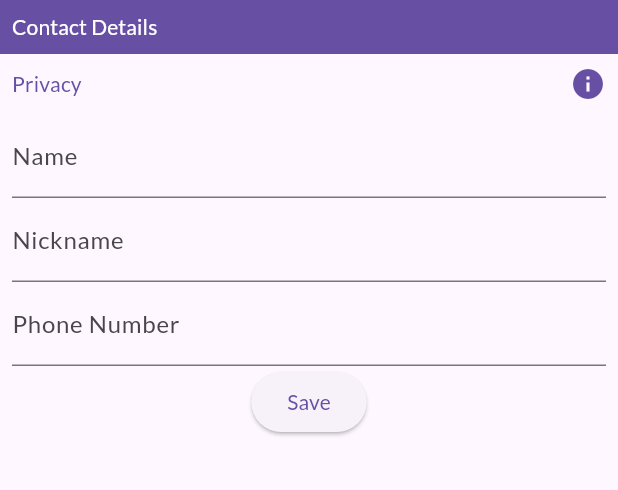
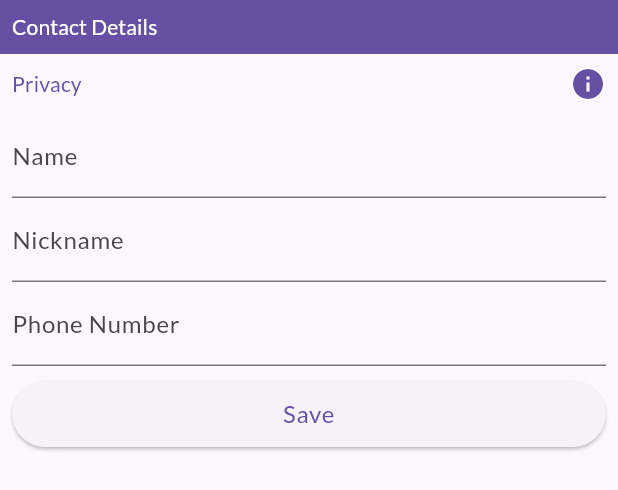
Before and after one commit to jennyinf/INF_radioapps_flutter, a Flutter app: the SettingsPage widget shown alone on an empty page, opened directly, on a phone screen of 412 x 824 dp. Shown: the top 490 px of the screen. Run offline on Flutter 3.47's test engine with Material 3 defaults, Android fonts, the phone set to English and light mode, and no system bars; our stand-ins replace device_info_plus, flutter_bloc, google_fonts, just_audio, just_audio_background, on_audio_query and 5 more; missing offline and left inert: audio_session, flex_seed_scheme; accounts and stored records are empty; generated files the repository leaves out were written again; statements that could not run were skipped.

Commit message:
adjust settings

```diff
--- a/lib/src/ui/components/wide_elevated_button.dart
+++ b/lib/src/ui/components/wide_elevated_button.dart
@@ -20,7 +20,7 @@ class WideElevatedButton extends StatelessWidget {
           style: ElevatedButton.styleFrom(
                   backgroundColor: usePrimary ? Theme.of(context).colorScheme.primary : null,
                   foregroundColor: usePrimary ? Theme.of(context).colorScheme.onPrimary : null,
-                  padding: const EdgeInsets.symmetric(horizontal: 50, vertical: 20),
+                  padding: const EdgeInsets.symmetric(horizontal: 50, vertical: 10),
                   textStyle:  Theme.of(context).textTheme.bodyLarge,
           ),
                   child: SizedBox( width: double.infinity,
--- a/lib/src/ui/pages/settings_page.dart
+++ b/lib/src/ui/pages/settings_page.dart
@@ -6,6 +6,7 @@ import 'package:radioapps/src/bloc/contact_user.dart';
 import 'package:radioapps/src/ui/components/cubit_state.dart';
 import 'package:radioapps/src/ui/components/form/section_header.dart';
 import 'package:flutter_gen/gen_l10n/app_localizations.dart';
+import 'package:radioapps/src/ui/components/wide_elevated_button.dart';
 
 class SettingsPage extends StatefulWidget {
   const SettingsPage({super.key});
@@ -47,7 +48,8 @@ class _SettingsPageState extends CubitState<SettingsPage,AppStateCubit> {
 
     final localizations = AppLocalizations.of(context)!;
 
-    return SingleChildScrollView(
+    return Expanded(
+      child: SingleChildScrollView(
         child: Form(
           key: _formKey,
           child:  Column(
@@ -81,19 +83,13 @@ class _SettingsPageState extends CubitState<SettingsPage,AppStateCubit> {
                   ),
                 ),
               ),
-            ElevatedButton(onPressed: _save, child: Text(localizations.save)),
+              WideElevatedButton(onTap: _save,
+                          title: localizations.save,
+                          padding: 8.0,),
 
-            // InkWell(
-            //   onTap: _toggleViewPrivacy,
-            //   child: SectionHeader(title: localizations.settings_privacy,
-            //               trailing: Icon( Icons.info, color: Theme.of(context).colorScheme.onSecondary,) ),
-            // ),
-            // Padding(
-            //   padding: const EdgeInsets.all(8.0),
-            //   child: _viewPrivacyStatement ? Text(localizations.settings_privacy_statement) : const Text(""),
-            // ),
 
             ],
+          ),
         ),
       ),
     );
```
Lines whose indentation alone changed are shown as unchanged.
